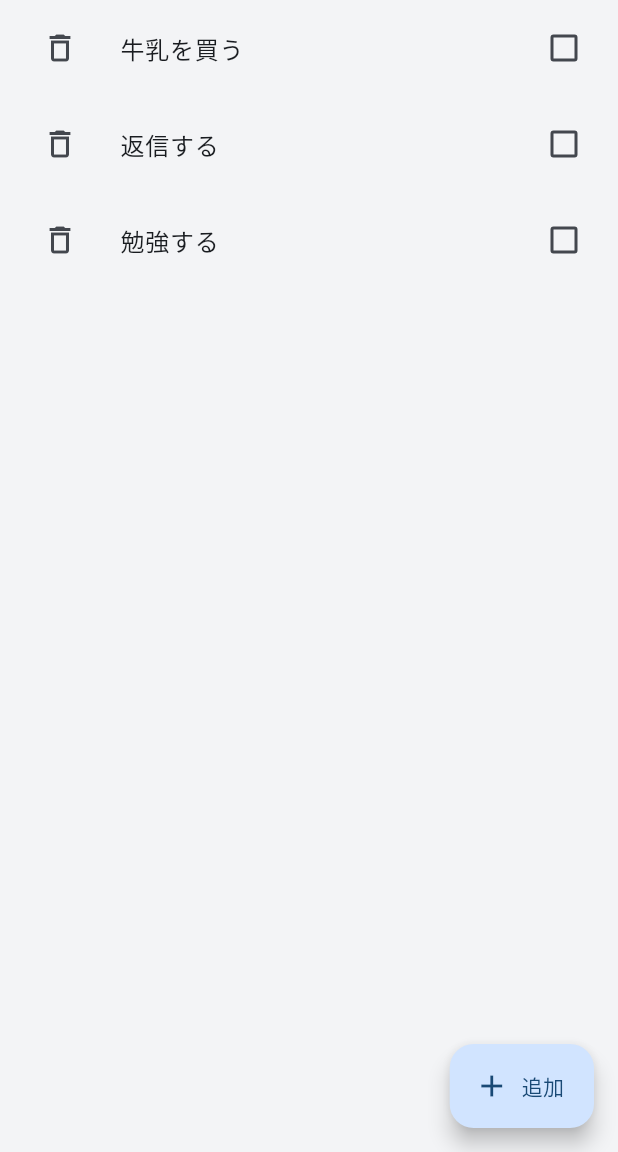
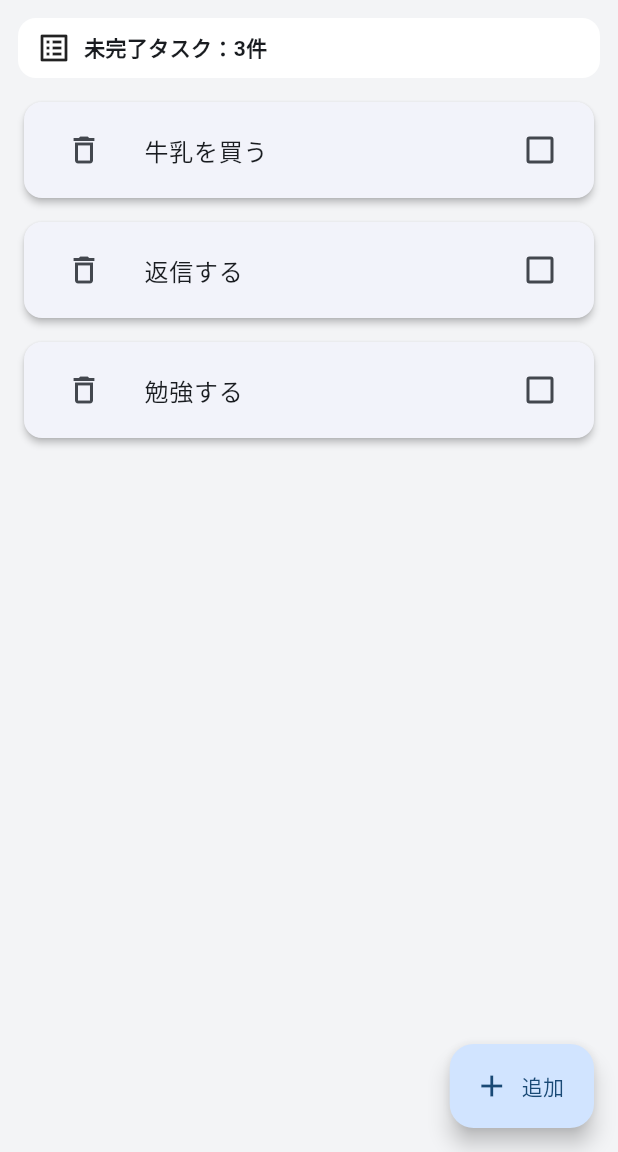
Before and after one commit to yokikoshimizu/flutter_todo_app, a Flutter app: the screen it shows after launch, on a phone screen of 412 x 824 dp, the part 84-1236 px from its top. Run offline on Flutter 3.47's test engine with Material 3 defaults, Android fonts, the phone set to English and light mode, and no system bars.

Commit message:
UI表示を追加

```diff
--- a/lib/main.dart
+++ b/lib/main.dart
@@ -4,7 +4,7 @@ void main() {
   runApp(const MyApp());
 }
 
-//アプリ全体のルートウィジェット
+// アプリ全体のルートウィジェット
 class MyApp extends StatelessWidget {
   const MyApp({super.key});
 
@@ -23,26 +23,26 @@ class MyApp extends StatelessWidget {
             fontWeight: FontWeight.bold,
           ),
           elevation: 0,
-        )
+        ),
       ),
       home: const TodoPage(),
     );
   }
 }
 
-//Todoを表すデータクラス
+// Todo を表すデータクラス
 class Todo {
   String title;
   bool isDone;
 
-  //コンストラクタ
+  // コンストラクタ
   Todo({
-    required this.title,  //必須パラメータ
-    this.isDone = false,  //省略時は未完了
+    required this.title, // 必須パラメータ
+    this.isDone = false, // 省略時は未完了
   });
 }
 
-//ToDo一覧画面（状態あり）
+// ToDo 一覧画面（状態あり）
 class TodoPage extends StatefulWidget {
   const TodoPage({super.key});
 
@@ -51,15 +51,19 @@ class TodoPage extends StatefulWidget {
 }
 
 class _TodoPageState extends State<TodoPage> {
-  //ToDoのリスト（文字列ではなくTodo型 ）
+  // ToDo のリスト（文字列ではなく Todo 型）
   final List<Todo> _todos = [
     Todo(title: '牛乳を買う'),
     Todo(title: '返信する'),
     Todo(title: '勉強する'),
   ];
 
-  //入力用のコントローラ
+  // 入力用のコントローラ
   final TextEditingController _textController = TextEditingController();
+
+  // 未完了タスクの件数を計算するゲッター
+  int get _remainingCount =>
+      _todos.where((todo) => !todo.isDone).length;
 
   @override
   void dispose() {
@@ -67,7 +71,7 @@ class _TodoPageState extends State<TodoPage> {
     super.dispose();
   }
 
-  //タスク追加ダイアログ
+  // タスク追加ダイアログ
   Future<void> _showAddTodoDialog() async {
     _textController.clear();
 
@@ -86,14 +90,16 @@ class _TodoPageState extends State<TodoPage> {
           actions: [
             TextButton(
               onPressed: () {
-                Navigator.of(dialogContext).pop(); //キャンセル（null）を返す
+                // キャンセル（null）を返す
+                Navigator.of(dialogContext).pop();
               },
               child: const Text('キャンセル'),
             ),
             TextButton(
               onPressed: () {
                 final text = _textController.text.trim();
-                Navigator.of(dialogContext).pop(text); //入力文字列を返す
+                // 入力文字列を返す
+                Navigator.of(dialogContext).pop(text);
               },
               child: const Text('追加'),
             ),
@@ -104,7 +110,7 @@ class _TodoPageState extends State<TodoPage> {
 
     if (newTodoTitle != null && newTodoTitle.isNotEmpty) {
       setState(() {
-        //ここで Todo を1つ作ってリストに追加
+        // ここで Todo を 1 つ作ってリストに追加
         _todos.add(Todo(title: newTodoTitle));
       });
     }
@@ -116,16 +122,60 @@ class _TodoPageState extends State<TodoPage> {
       appBar: AppBar(
         title: const Text('ToDoリスト'),
       ),
-      body: ListView.builder(
+      body: SafeArea(
+        child: Padding(
+          padding: const EdgeInsets.all(12.0),
+          // タスクが0件なら EmptyView を表示
+          child: _todos.isEmpty
+              ? const _EmptyView()
+              : Column(
+            crossAxisAlignment: CrossAxisAlignment.start,
+            children: [
+              // 残りタスク件数のバー
+              Container(
+                padding: const EdgeInsets.symmetric(
+                  horizontal: 12,
+                  vertical: 8,
+                ),
+                margin: const EdgeInsets.only(bottom: 8),
+                decoration: BoxDecoration(
+                  color: Colors.white,
+                  borderRadius: BorderRadius.circular(12),
+                ),
+                child: Row(
+                  children: [
+                    const Icon(Icons.list_alt_outlined),
+                    const SizedBox(width: 8),
+                    Text(
+                      '未完了タスク：$_remainingCount件',
+                      style: const TextStyle(
+                        fontSize: 14,
+                        fontWeight: FontWeight.w600,
+                      ),
+                    ),
+                  ],
+                ),
+              ),
+              // リスト本体（スクロールさせるため Expanded で包む）
+              Expanded(
+                child: ListView.builder(
                   itemCount: _todos.length,
                   itemBuilder: (context, index) {
                     final todo = _todos[index];
 
-          return CheckboxListTile(
-            value: todo.isDone, //チェック状態
+                    return Padding(
+                      padding:
+                      const EdgeInsets.symmetric(vertical: 4.0),
+                      child: Card(
+                        elevation: 2,
+                        shape: RoundedRectangleBorder(
+                          borderRadius: BorderRadius.circular(12),
+                        ),
+                        child: CheckboxListTile(
+                          value: todo.isDone, // チェック状態
                           onChanged: (bool? value) {
                             setState(() {
-                // nullの場合に？？でフォールバック（フォールバックって？？）
+                              // value が null のときは false を使う
                               todo.isDone = value ?? false;
                             });
                           },
@@ -133,14 +183,16 @@ class _TodoPageState extends State<TodoPage> {
                             todo.title,
                             style: todo.isDone
                                 ? const TextStyle(
-                    decoration: TextDecoration.lineThrough, //取り消し線
+                              decoration:
+                              TextDecoration.lineThrough,
+                              // 取り消し線
                               color: Colors.grey,
                             )
                                 : const TextStyle(
                               fontSize: 16,
-              ), //未完了の時は普通のスタイル
+                            ), // 未完了の時は普通のスタイル
                           ),
-            //右側に削除ボタンをつける
+                          // 右側に削除ボタンをつける
                           secondary: IconButton(
                             tooltip: '削除',
                             icon: const Icon(Icons.delete_outline),
@@ -150,12 +202,20 @@ class _TodoPageState extends State<TodoPage> {
                               });
                             },
                           ),
-              contentPadding: const EdgeInsets.symmetric(
+                          contentPadding:
+                          const EdgeInsets.symmetric(
                             horizontal: 16,
                             vertical: 4,
                           ),
+                        ),
+                      ),
                     );
                   },
+                ),
+              ),
+            ],
+          ),
+        ),
       ),
       floatingActionButton: FloatingActionButton.extended(
         onPressed: _showAddTodoDialog,
@@ -166,7 +226,7 @@ class _TodoPageState extends State<TodoPage> {
   }
 }
 
-//タスクが0件のときに表示するウィジェット
+// タスクが0件のときに表示するウィジェット
 class _EmptyView extends StatelessWidget {
   const _EmptyView();
 
@@ -196,7 +256,7 @@ class _EmptyView extends StatelessWidget {
             style: TextStyle(
               color: Colors.grey,
             ),
-          )
+          ),
         ],
       ),
     );
```
Lines whose indentation alone changed are shown as unchanged.
